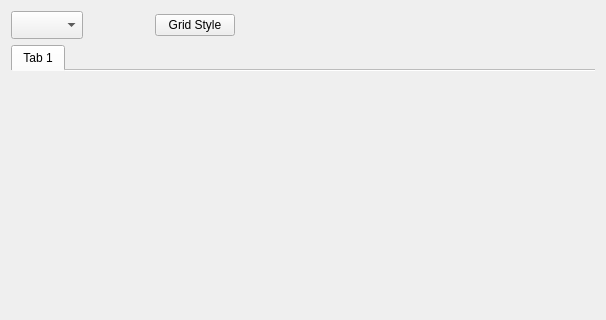
This is HyperCommander/UIs/cmpPanel.ui in jgh0721/hyperCommander as Qt 5 draws it before an edit; both pictures show x 0 to 606 and y 0 to 320 of the 606 by 513 pixel window. The edited form follows.
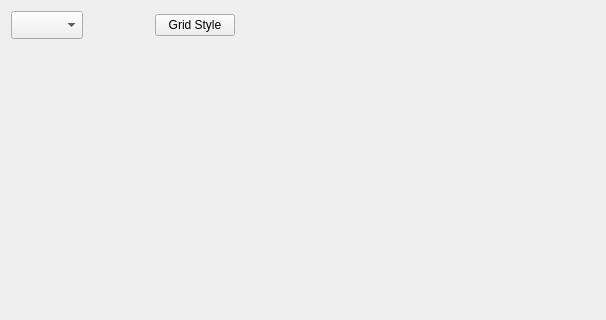
This is the edited form.

Diff of the .ui file:
```diff
--- a/HyperCommander/UIs/cmpPanel.ui
+++ b/HyperCommander/UIs/cmpPanel.ui
@@ -107,11 +107,6 @@
      <property name="documentMode">
       <bool>true</bool>
      </property>
-     <widget class="QWidget" name="tab">
-      <attribute name="title">
-       <string>Tab 1</string>
-      </attribute>
-     </widget>
     </widget>
    </item>
    <item>
```
Left out of the diff: 2 changed lines with no effect on the pictures.
